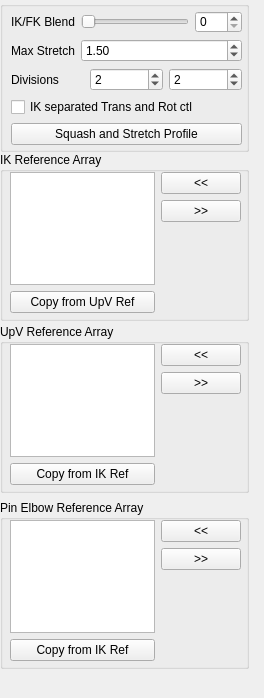
mgear-dev/mgear_dist, file scripts/mgear/maya/shifter/component/leg_2jnt_02/settingsUI.ui: the form before one commit.
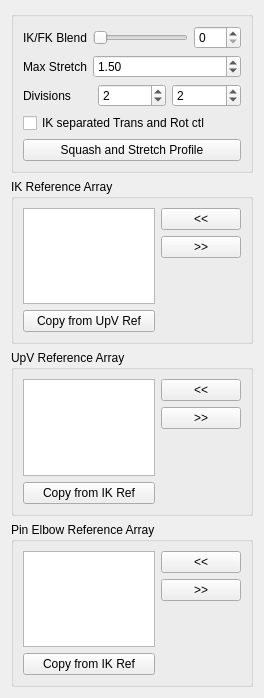
The form after the commit.

Commit message: Shifter: setting windows: adding layaout to the .ui files

What changed in the file:
```diff
--- a/scripts/mgear/maya/shifter/component/leg_2jnt_02/settingsUI.ui
+++ b/scripts/mgear/maya/shifter/component/leg_2jnt_02/settingsUI.ui
@@ -13,116 +13,14 @@
   <property name="windowTitle">
    <string>Form</string>
   </property>
-  <widget class="QGroupBox" name="ikRefArray_groupBox">
-   <property name="geometry">
-    <rect>
-     <x>0</x>
-     <y>152</y>
-     <width>249</width>
-     <height>169</height>
-    </rect>
-   </property>
-   <property name="title">
-    <string>IK Reference Array</string>
-   </property>
-   <widget class="QWidget" name="layoutWidget">
-    <property name="geometry">
-     <rect>
-      <x>10</x>
-      <y>20</y>
-      <width>231</width>
-      <height>141</height>
-     </rect>
-    </property>
-    <layout class="QHBoxLayout" name="ikRefArray_horizontalLayout">
-     <item>
-      <layout class="QVBoxLayout" name="ikRefArray_verticalLayout_1">
-       <item>
-        <widget class="QListWidget" name="ikRefArray_listWidget">
-         <property name="dragDropOverwriteMode">
-          <bool>true</bool>
-         </property>
-         <property name="dragDropMode">
-          <enum>QAbstractItemView::InternalMove</enum>
-         </property>
-         <property name="defaultDropAction">
-          <enum>Qt::MoveAction</enum>
-         </property>
-         <property name="alternatingRowColors">
-          <bool>true</bool>
-         </property>
-         <property name="selectionMode">
-          <enum>QAbstractItemView::ExtendedSelection</enum>
-         </property>
-         <property name="selectionRectVisible">
-          <bool>false</bool>
-         </property>
-        </widget>
-       </item>
-       <item>
-        <widget class="QPushButton" name="ikRefArray_copyRef_pushButton">
-         <property name="text">
-          <string>Copy from UpV Ref</string>
-         </property>
-        </widget>
-       </item>
-      </layout>
-     </item>
-     <item>
-      <layout class="QVBoxLayout" name="ikRefArray_verticalLayout_2">
-       <item>
-        <widget class="QPushButton" name="ikRefArrayAdd_pushButton">
-         <property name="text">
-          <string>&lt;&lt;</string>
-         </property>
-        </widget>
-       </item>
-       <item>
-        <widget class="QPushButton" name="ikRefArrayRemove_pushButton">
-         <property name="text">
-          <string>&gt;&gt;</string>
-         </property>
-        </widget>
-       </item>
-       <item>
-        <spacer name="ikRefArray_verticalSpacer">
-         <property name="orientation">
-          <enum>Qt::Vertical</enum>
-         </property>
-         <property name="sizeHint" stdset="0">
-          <size>
-           <width>20</width>
-           <height>40</height>
-          </size>
-         </property>
-        </spacer>
-       </item>
-      </layout>
-     </item>
-    </layout>
-   </widget>
-  </widget>
+  <layout class="QGridLayout" name="gridLayout">
+   <item row="0" column="0">
   <widget class="QGroupBox" name="groupBox">
-   <property name="geometry">
-    <rect>
-     <x>0</x>
-     <y>1</y>
-     <width>249</width>
-     <height>151</height>
-    </rect>
-   </property>
    <property name="title">
     <string/>
    </property>
-   <widget class="QWidget" name="layoutWidget">
-    <property name="geometry">
-     <rect>
-      <x>11</x>
-      <y>10</y>
-      <width>231</width>
-      <height>134</height>
-     </rect>
-    </property>
+     <layout class="QGridLayout" name="gridLayout_2">
+      <item row="0" column="0">
     <layout class="QVBoxLayout" name="verticalLayout">
      <item>
       <layout class="QFormLayout" name="formLayout">
@@ -244,29 +142,94 @@
       </layout>
      </item>
     </layout>
-   </widget>
-  </widget>
+      </item>
+     </layout>
+    </widget>
+   </item>
+   <item row="1" column="0">
+    <widget class="QGroupBox" name="ikRefArray_groupBox">
+     <property name="title">
+      <string>IK Reference Array</string>
+     </property>
+     <layout class="QGridLayout" name="gridLayout_3">
+      <item row="0" column="0">
+       <layout class="QHBoxLayout" name="ikRefArray_horizontalLayout">
+        <item>
+         <layout class="QVBoxLayout" name="ikRefArray_verticalLayout_1">
+          <item>
+           <widget class="QListWidget" name="ikRefArray_listWidget">
+            <property name="dragDropOverwriteMode">
+             <bool>true</bool>
+            </property>
+            <property name="dragDropMode">
+             <enum>QAbstractItemView::InternalMove</enum>
+            </property>
+            <property name="defaultDropAction">
+             <enum>Qt::MoveAction</enum>
+            </property>
+            <property name="alternatingRowColors">
+             <bool>true</bool>
+            </property>
+            <property name="selectionMode">
+             <enum>QAbstractItemView::ExtendedSelection</enum>
+            </property>
+            <property name="selectionRectVisible">
+             <bool>false</bool>
+            </property>
+           </widget>
+          </item>
+          <item>
+           <widget class="QPushButton" name="ikRefArray_copyRef_pushButton">
+            <property name="text">
+             <string>Copy from UpV Ref</string>
+            </property>
+           </widget>
+          </item>
+         </layout>
+        </item>
+        <item>
+         <layout class="QVBoxLayout" name="ikRefArray_verticalLayout_2">
+          <item>
+           <widget class="QPushButton" name="ikRefArrayAdd_pushButton">
+            <property name="text">
+             <string>&lt;&lt;</string>
+            </property>
+           </widget>
+          </item>
+          <item>
+           <widget class="QPushButton" name="ikRefArrayRemove_pushButton">
+            <property name="text">
+             <string>&gt;&gt;</string>
+            </property>
+           </widget>
+          </item>
+          <item>
+           <spacer name="ikRefArray_verticalSpacer">
+            <property name="orientation">
+             <enum>Qt::Vertical</enum>
+            </property>
+            <property name="sizeHint" stdset="0">
+             <size>
+              <width>20</width>
+              <height>40</height>
+             </size>
+            </property>
+           </spacer>
+          </item>
+         </layout>
+        </item>
+       </layout>
+      </item>
+     </layout>
+    </widget>
+   </item>
+   <item row="2" column="0">
   <widget class="QGroupBox" name="upvRefArray_groupBox">
-   <property name="geometry">
-    <rect>
-     <x>0</x>
-     <y>324</y>
-     <width>249</width>
-     <height>169</height>
-    </rect>
-   </property>
    <property name="title">
     <string>UpV Reference Array</string>
    </property>
-   <widget class="QWidget" name="layoutWidget_2">
-    <property name="geometry">
-     <rect>
-      <x>10</x>
-      <y>20</y>
-      <width>231</width>
-      <height>141</height>
-     </rect>
-    </property>
+     <layout class="QGridLayout" name="gridLayout_5">
+      <item row="0" column="0">
     <layout class="QHBoxLayout" name="upvRefArray_horizontalLayout">
      <item>
       <layout class="QVBoxLayout" name="upvRefArray_verticalLayout_1">
@@ -333,29 +296,17 @@
       </layout>
      </item>
     </layout>
-   </widget>
-  </widget>
+      </item>
+     </layout>
+    </widget>
+   </item>
+   <item row="3" column="0">
   <widget class="QGroupBox" name="pinRefArray_groupBox">
-   <property name="geometry">
-    <rect>
-     <x>0</x>
-     <y>500</y>
-     <width>249</width>
-     <height>169</height>
-    </rect>
-   </property>
    <property name="title">
     <string>Pin Elbow Reference Array</string>
    </property>
-   <widget class="QWidget" name="layoutWidget_3">
-    <property name="geometry">
-     <rect>
-      <x>10</x>
-      <y>20</y>
-      <width>231</width>
-      <height>141</height>
-     </rect>
-    </property>
+     <layout class="QGridLayout" name="gridLayout_4">
+      <item row="0" column="0">
     <layout class="QHBoxLayout" name="pinRefArray_horizontalLayout">
      <item>
       <layout class="QVBoxLayout" name="pinRefArray_verticalLayout">
@@ -422,8 +373,11 @@
       </layout>
      </item>
     </layout>
-   </widget>
-  </widget>
+      </item>
+     </layout>
+    </widget>
+   </item>
+  </layout>
  </widget>
  <resources/>
  <connections>
```
Lines whose indentation alone changed are shown as unchanged. The commit also changes 22 other files.
